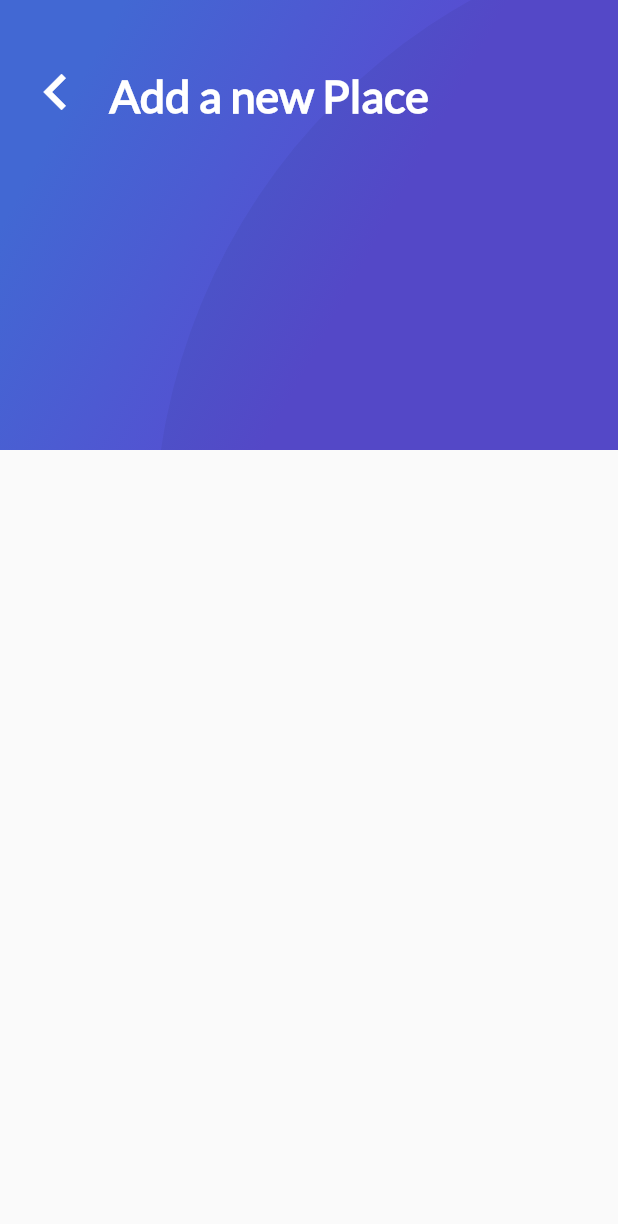
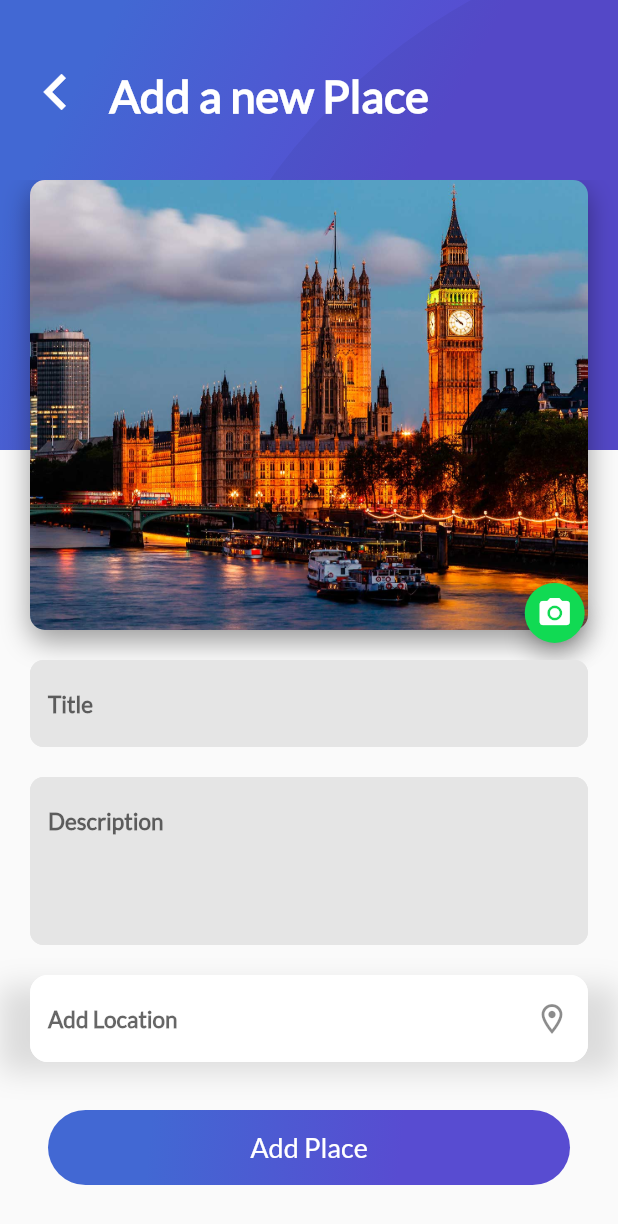
Before and after one commit to kcordovas/FlutterTripssAppPlatzi, a Flutter app: the AddPlaceScreen screen opened by its route, on a phone screen of 412 x 824 dp. Shown: the top 1224 px of the screen. Run offline on Flutter 3.47's test engine with Material 2 defaults, Android fonts, the phone set to English and light mode, and no system bars; our stand-ins replace cloud_firestore, firebase_auth, firebase_core, google_sign_in; missing offline and left inert: generic_bloc_provider; accounts and stored records are empty.

Commit message:
Complete only design in Add place screen

```diff
--- a/lib/place/ui/screens/add_place_screen.dart
+++ b/lib/place/ui/screens/add_place_screen.dart
@@ -1,7 +1,11 @@
 import 'dart:io';
 
 import 'package:flutter/material.dart';
+import 'package:platzi_tripss_app/place/ui/widgets/card_image.dart';
+import 'package:platzi_tripss_app/place/ui/widgets/title_input_location_widget.dart';
+import 'package:platzi_tripss_app/widgets/button_purple.dart';
 import 'package:platzi_tripss_app/widgets/gradient_back.dart';
+import 'package:platzi_tripss_app/widgets/text_input_widget.dart';
 import 'package:platzi_tripss_app/widgets/title_header_widget.dart';
 
 class AddPlaceScreen extends StatefulWidget {
@@ -17,13 +21,14 @@ class AddPlaceScreen extends StatefulWidget {
 class _AddPlaceScreenState extends State<AddPlaceScreen> {
   @override
   Widget build(BuildContext context) {
-    return Scaffold(
-      body: Stack(
-        children: [
-          GradientBack(
+    final _controllerInputTitlePlace = TextEditingController();
+    final _controllerInputDescriptionPlace = TextEditingController();
+    final _controllerInputLocationPlace = TextEditingController();
+
+    final backgroundWidget = GradientBack(
       heightGradient: 300.0,
-          ),
-          Row(
+    );
+    final headerAppBar = Row(
       children: [
         Container(
           padding: const EdgeInsets.only(top: 25.0, left: 5.0),
@@ -40,15 +45,77 @@ class _AddPlaceScreenState extends State<AddPlaceScreen> {
           ),
         ),
         Container(
-                padding:
-                    const EdgeInsets.only(top: 45.0, left: 20.0, right: 10.0),
+          padding: const EdgeInsets.only(top: 45.0, left: 20.0, right: 10.0),
           child: const TitleHeaderWidget(
               title: "Add a new Place", withGradient: false),
         )
       ],
+    );
+
+    final bodyWidget = Container(
+      margin: const EdgeInsets.only(top: 120.0, bottom: 20.0),
+      child: ListView(
+        children: [
+          // Card Image with icon photo action
+          Container(
+            alignment: Alignment.center,
+            child: CardImage(
+              widthImage: double.infinity,
+              heightImage: 300.0,
+              // pathImage: widget.fileImage!.path,
+              pathImage: "assets/london.jpg",
+              marginHorizontal: 20.0,
+              isWithIcon: true,
+              iconData: Icons.camera_alt,
+              heroTag: "FAB_PHOTO_ACTION",
+              onPressedFabIcon: () {},
+            ),
+          ),
+          // Inputs
+          // TextInput Title
+          Container(
+            margin: const EdgeInsets.only(top: 20.0, bottom: 20.0),
+            child: TextInputWidget(
+              hintText: "Title",
+              textInputType: null,
+              maxLines: 1,
+              editingController: _controllerInputTitlePlace,
+            ),
+          ),
+          // Description
+          TextInputWidget(
+              hintText: "Description",
+              textInputType: TextInputType.multiline,
+              maxLines: 4,
+              editingController: _controllerInputDescriptionPlace),
+          // Input Location
+          Container(
+            margin: const EdgeInsets.only(top: 20.0),
+            child: TextInputLocationWidget(
+                hintText: "Add Location",
+                iconData: Icons.location_on_outlined,
+                editingController: _controllerInputLocationPlace),
+          ),
+          // Button FAB
+          Container(
+            width: 70.0,
+            margin: const EdgeInsets.all(16.0),
+            child: ButtonPurple(
+                buttonTitle: "Add Place",
+                onPressed: () {
+                  // 1. Firebase Storage
+                  // url image
+                  // 2. Cloud Firestore
+                  // Place - title, description, urlImage, userOwner, likes
+                }),
           )
         ],
       ),
     );
+    return Scaffold(
+      body: Stack(
+        children: [backgroundWidget, headerAppBar, bodyWidget],
+      ),
+    );
   }
 }
--- a/lib/place/ui/widgets/description_place.dart
+++ b/lib/place/ui/widgets/description_place.dart
@@ -76,7 +76,14 @@ class DescriptionPlace extends StatelessWidget {
 
     return Column(
       crossAxisAlignment: CrossAxisAlignment.start,
-      children: [titleStart, textDescription, ButtonPurple("Navigate")],
+      children: [
+        titleStart,
+        textDescription,
+        ButtonPurple(
+          buttonTitle: "Navigate",
+          onPressed: () {},
+        )
+      ],
     );
   }
 }
--- a/lib/widgets/button_purple.dart
+++ b/lib/widgets/button_purple.dart
@@ -1,17 +1,16 @@
 import 'package:flutter/material.dart';
 
 class ButtonPurple extends StatelessWidget {
-  var buttonTitle = "Navigate";
+  final String buttonTitle;
+  final VoidCallback onPressed;
 
-  ButtonPurple(this.buttonTitle, {Key? key}) : super(key: key);
+  ButtonPurple({Key? key, required this.buttonTitle, required this.onPressed})
+      : super(key: key);
 
   @override
   Widget build(BuildContext context) {
     return InkWell(
-      onTap: () {
-        ScaffoldMessenger.of(context)
-            .showSnackBar(SnackBar(content: Text("Navigate")));
-      },
+      onTap: onPressed,
       child: Container(
         margin: EdgeInsets.all(16.0),
         height: 50.0,
```
Lines whose indentation alone changed are shown as unchanged.
